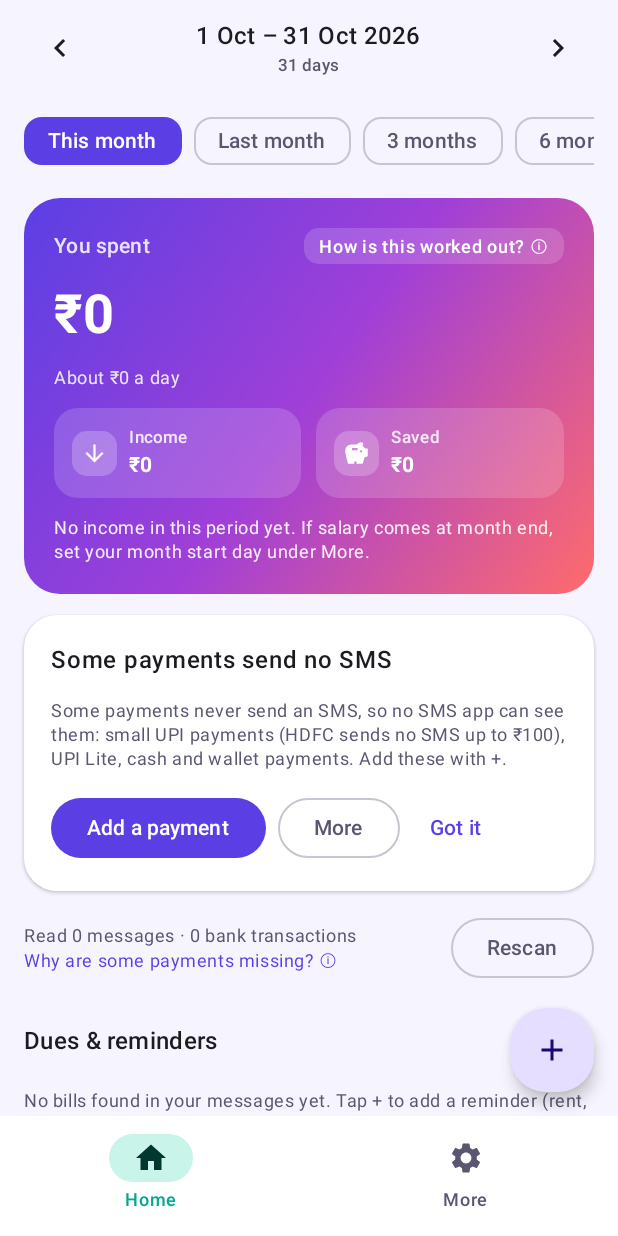
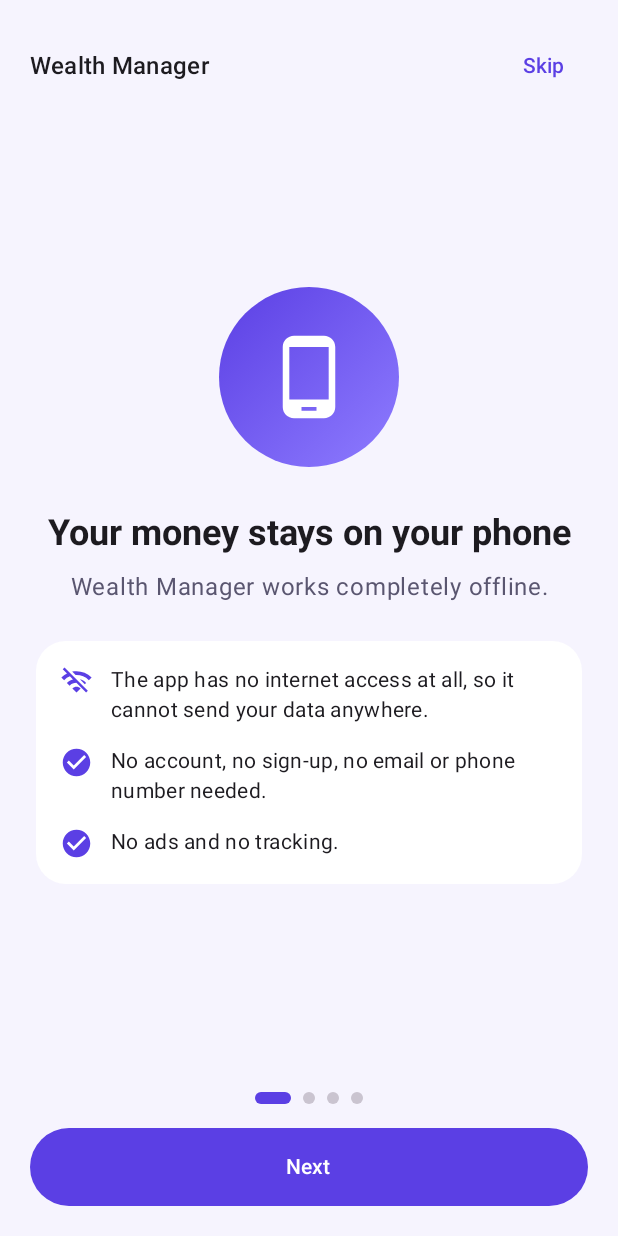
Before and after one commit to infinityinketan-sketch/Wealth-manager-, an Android app built with Jetpack Compose: the screen it shows after launch (MainActivity), on a phone screen of 412 x 824 dp. Run offline under Robolectric (Android 15) with nearby library versions, the phone set to English and light mode, and no system bars; our stand-ins replace Room's generated code; 1 statement that could not run was skipped.

Commit message:
v0.12.0: safety walkthrough with Skip/Next before the dashboard
Co-Authored-By: Claude Opus 5.5 <noreply@anthropic.com>
Claude-Session: https://claude.ai/code/session_012E1N9PyEjqVLdrdq3sv1TV

```diff
--- a/app/build.gradle.kts
+++ b/app/build.gradle.kts
@@ -14,8 +14,8 @@ android {
         applicationId = "com.example.ledger"
         minSdk = 26
         targetSdk = 34
-        versionCode = 15
-        versionName = "0.11.0"
+        versionCode = 16
+        versionName = "0.12.0"
     }
 
     buildTypes {
--- a/app/src/main/java/com/example/ledger/MainActivity.kt
+++ b/app/src/main/java/com/example/ledger/MainActivity.kt
@@ -81,6 +81,7 @@ class MainActivity : FragmentActivity() {
 
     private var smsGranted by mutableStateOf(false)
     private var smsPromptDone by mutableStateOf(false)
+    private var showOnboarding by mutableStateOf(false)
 
     private fun hasSmsPermission() =
         ContextCompat.checkSelfPermission(this, Manifest.permission.READ_SMS) == PackageManager.PERMISSION_GRANTED &&
@@ -106,12 +107,19 @@ class MainActivity : FragmentActivity() {
         locked = appLockEnabled
         smsGranted = hasSmsPermission()
         smsPromptDone = settings.smsPromptDone
+        showOnboarding = !settings.onboardingSeen
         handlePromptIntent(intent)
 
         setContent {
             LedgerTheme {
                 if (locked) {
                     LockedScreen(onUnlock = { authenticate() })
+                } else if (showOnboarding) {
+                    // How the app keeps money data safe: shown before anything else.
+                    com.example.ledger.ui.OnboardingScreen(onFinish = {
+                        settings.onboardingSeen = true
+                        showOnboarding = false
+                    })
                 } else if (!smsGranted && !smsPromptDone) {
                     SmsIntroScreen(
                         onAllow = { requestSms() },
@@ -126,7 +134,8 @@ class MainActivity : FragmentActivity() {
                         appLockEnabled = appLockEnabled,
                         onAppLockChange = { setAppLock(it) },
                         smsGranted = smsGranted,
-                        onEnableSms = { requestSms() }
+                        onEnableSms = { requestSms() },
+                        onShowSafety = { showOnboarding = true }
                     )
                 }
             }
@@ -269,7 +278,8 @@ private fun LedgerRoot(
     appLockEnabled: Boolean,
     onAppLockChange: (Boolean) -> Unit,
     smsGranted: Boolean,
-    onEnableSms: () -> Unit
+    onEnableSms: () -> Unit,
+    onShowSafety: () -> Unit
 ) {
     val scan by viewModel.scan.collectAsStateWithLifecycle()
     var pendingLearn by remember { mutableStateOf<LedgerTransaction?>(null) }
@@ -426,6 +436,7 @@ private fun LedgerRoot(
                     (context as? MainActivity)?.pickingFile = true
                     openBackup.launch(arrayOf("*/*"))
                 },
+                onShowSafety = onShowSafety,
                 onProblemReport = {
                     problem = com.example.ledger.data.CrashLog.read(context)
                     showProblem = true
--- a/app/src/main/java/com/example/ledger/data/Settings.kt
+++ b/app/src/main/java/com/example/ledger/data/Settings.kt
@@ -64,7 +64,13 @@ class Settings(context: Context) {
         get() = prefs.getLong(KEY_LAST_BACKUP, 0L)
         set(value) = prefs.edit().putLong(KEY_LAST_BACKUP, value).apply()
 
+    /** True once the safety walkthrough was finished or skipped. */
+    var onboardingSeen: Boolean
+        get() = prefs.getBoolean(KEY_ONBOARDING, false)
+        set(value) = prefs.edit().putBoolean(KEY_ONBOARDING, value).apply()
+
     private companion object {
+        const val KEY_ONBOARDING = "onboarding_seen"
         const val KEY_LAST_BACKUP = "last_backup"
         const val KEY_ASK_CATEGORY = "ask_category"
         const val KEY_TRACKING_NOTE = "tracking_note_seen"
--- a/app/src/main/java/com/example/ledger/ui/MoreScreen.kt
+++ b/app/src/main/java/com/example/ledger/ui/MoreScreen.kt
@@ -79,6 +79,7 @@ fun MoreScreen(
     onDeleteRecurring: (RecurringRule) -> Unit,
     askCategory: Boolean = true,
     onAskCategoryChange: (Boolean) -> Unit = {},
+    onShowSafety: () -> Unit = {},
     onProblemReport: () -> Unit = {},
     lastBackupMillis: Long = 0L,
     onBackup: () -> Unit = {},
@@ -101,7 +102,10 @@ fun MoreScreen(
         // ---- Settings ----
         item { SectionTitle("Settings") }
         item {
-            TextButton(onClick = onProblemReport) { Text("Problem report (copy crash details)") }
+            Column {
+                TextButton(onClick = onShowSafety) { Text("How your data is kept safe") }
+                TextButton(onClick = onProblemReport) { Text("Problem report (copy crash details)") }
+            }
         }
         item {
             Card(modifier = Modifier.fillMaxWidth()) {
--- /dev/null
+++ b/app/src/main/java/com/example/ledger/ui/OnboardingScreen.kt
@@ -0,0 +1,176 @@
+package com.example.ledger.ui
+
+import androidx.compose.foundation.ExperimentalFoundationApi
+import androidx.compose.foundation.background
+import androidx.compose.foundation.layout.Arrangement
+import androidx.compose.foundation.layout.Box
+import androidx.compose.foundation.layout.Column
+import androidx.compose.foundation.layout.Row
+import androidx.compose.foundation.layout.Spacer
+import androidx.compose.foundation.layout.fillMaxSize
+import androidx.compose.foundation.layout.fillMaxWidth
+import androidx.compose.foundation.layout.height
+import androidx.compose.foundation.layout.padding
+import androidx.compose.foundation.layout.size
+import androidx.compose.foundation.layout.width
+import androidx.compose.foundation.pager.HorizontalPager
+import androidx.compose.foundation.pager.rememberPagerState
+import androidx.compose.foundation.shape.CircleShape
+import androidx.compose.foundation.shape.RoundedCornerShape
+import androidx.compose.material.icons.Icons
+import androidx.compose.material.icons.filled.Block
+import androidx.compose.material.icons.filled.CheckCircle
+import androidx.compose.material.icons.filled.Fingerprint
+import androidx.compose.material.icons.filled.PhoneAndroid
+import androidx.compose.material.icons.filled.Shield
+import androidx.compose.material.icons.filled.Sms
+import androidx.compose.material.icons.filled.VerifiedUser
+import androidx.compose.material.icons.filled.WifiOff
+import androidx.compose.material3.Button
+import androidx.compose.material3.ButtonDefaults
+import androidx.compose.material3.Icon
+import androidx.compose.material3.MaterialTheme
+import androidx.compose.material3.Surface
+import androidx.compose.material3.Text
+import androidx.compose.material3.TextButton
+import androidx.compose.runtime.Composable
+import androidx.compose.runtime.rememberCoroutineScope
+import androidx.compose.ui.Alignment
+import androidx.compose.ui.Modifier
+import androidx.compose.ui.draw.clip
+import androidx.compose.ui.graphics.Brush
+import androidx.compose.ui.graphics.Color
+import androidx.compose.ui.graphics.vector.ImageVector
+import androidx.compose.ui.text.font.FontWeight
+import androidx.compose.ui.text.style.TextAlign
+import androidx.compose.ui.unit.dp
+import kotlinx.coroutines.launch
+
+private data class SafetyPage(
+    val icon: ImageVector,
+    val colors: List<Color>,
+    val title: String,
+    val lead: String,
+    val points: List<Pair<ImageVector, String>>
+)
+
+private val pages = listOf(
+    SafetyPage(
+        Icons.Filled.PhoneAndroid,
+        listOf(Color(0xFF5B3FE4), Color(0xFF8E7CFF)),
+        "Your money stays on your phone",
+        "Wealth Manager works completely offline.",
+        listOf(
+            Icons.Filled.WifiOff to "The app has no internet access at all, so it cannot send your data anywhere.",
+            Icons.Filled.CheckCircle to "No account, no sign-up, no email or phone number needed.",
+            Icons.Filled.CheckCircle to "No ads and no tracking."
+        )
+    ),
+    SafetyPage(
+        Icons.Filled.Sms,
+        listOf(Color(0xFF00A88E), Color(0xFF2BC0E4)),
+        "Only bank messages are read",
+        "That is how the app tracks your spending automatically.",
+        listOf(
+            Icons.Filled.CheckCircle to "Only messages from banks, cards and billers are used.",
+            Icons.Filled.Block to "Personal chats, OTPs and offers are ignored.",
+            Icons.Filled.CheckCircle to "Reading happens on this phone; messages are never copied anywhere."
+        )
+    ),
+    SafetyPage(
+        Icons.Filled.Shield,
+        listOf(Color(0xFFFF8A3D), Color(0xFFFF5C7A)),
+        "It can never move your money",
+        "Wealth Manager only reads. It cannot pay, transfer or log in to your bank.",
+        listOf(
+            Icons.Filled.Block to "It never asks for your bank password, PIN, CVV or OTP. Never share these with any app.",
+            Icons.Filled.Block to "It has no access to your bank or UPI apps.",
+            Icons.Filled.CheckCircle to "Nothing you see here can change a rupee in your accounts."
+        )
+    ),
+    SafetyPage(
+        Icons.Filled.VerifiedUser,
+        listOf(Color(0xFF2B6CF6), Color(0xFF00C2FF)),
+        "You stay in control",
+        "Your data, your choices.",
+        listOf(
+            Icons.Filled.Fingerprint to "Lock the app with your fingerprint, face or screen lock (More › Settings).",
+            Icons.Filled.CheckCircle to "Backups are locked with your own password and saved only where you choose.",
+            Icons.Filled.CheckCircle to "Uninstalling the app removes all its data from your phone."
+        )
+    )
+)
+
+/** The safety walkthrough shown before anything else on first launch (and from More). */
+@OptIn(ExperimentalFoundationApi::class)
+@Composable
+fun OnboardingScreen(onFinish: () -> Unit) {
+    val pager = rememberPagerState(pageCount = { pages.size })
+    val scope = rememberCoroutineScope()
+    val last = pager.currentPage == pages.size - 1
+    Surface(modifier = Modifier.fillMaxSize(), color = MaterialTheme.colorScheme.background) {
+        Column(modifier = Modifier.fillMaxSize().padding(20.dp)) {
+            Row(modifier = Modifier.fillMaxWidth(), verticalAlignment = Alignment.CenterVertically) {
+                Text("Wealth Manager", style = MaterialTheme.typography.titleMedium, fontWeight = FontWeight.SemiBold, modifier = Modifier.weight(1f))
+                if (!last) TextButton(onClick = onFinish) { Text("Skip") }
+            }
+            HorizontalPager(state = pager, modifier = Modifier.weight(1f)) { i ->
+                val p = pages[i]
+                Column(
+                    modifier = Modifier.fillMaxSize().padding(horizontal = 4.dp),
+                    horizontalAlignment = Alignment.CenterHorizontally,
+                    verticalArrangement = Arrangement.Center
+                ) {
+                    Box(
+                        modifier = Modifier.size(120.dp).clip(CircleShape).background(Brush.linearGradient(p.colors)),
+                        contentAlignment = Alignment.Center
+                    ) {
+                        Icon(p.icon, contentDescription = null, tint = Color.White, modifier = Modifier.size(60.dp))
+                    }
+                    Spacer(Modifier.height(28.dp))
+                    Text(p.title, style = MaterialTheme.typography.headlineSmall, fontWeight = FontWeight.Bold, textAlign = TextAlign.Center)
+                    Spacer(Modifier.height(8.dp))
+                    Text(
+                        p.lead,
+                        style = MaterialTheme.typography.bodyLarge,
+                        textAlign = TextAlign.Center,
+                        color = MaterialTheme.colorScheme.onSurfaceVariant
+                    )
+                    Spacer(Modifier.height(24.dp))
+                    Column(
+                        modifier = Modifier.fillMaxWidth().clip(RoundedCornerShape(20.dp))
+                            .background(MaterialTheme.colorScheme.surfaceContainer).padding(16.dp),
+                        verticalArrangement = Arrangement.spacedBy(14.dp)
+                    ) {
+                        p.points.forEach { (icon, text) ->
+                            Row(verticalAlignment = Alignment.Top, horizontalArrangement = Arrangement.spacedBy(12.dp)) {
+                                Icon(icon, contentDescription = null, tint = p.colors.first(), modifier = Modifier.size(22.dp))
+                                Text(text, style = MaterialTheme.typography.bodyMedium)
+                            }
+                        }
+                    }
+                }
+            }
+            Row(
+                modifier = Modifier.fillMaxWidth().padding(vertical = 16.dp),
+                horizontalArrangement = Arrangement.Center
+            ) {
+                repeat(pages.size) { i ->
+                    val on = i == pager.currentPage
+                    Box(
+                        modifier = Modifier.padding(horizontal = 4.dp).height(8.dp).width(if (on) 24.dp else 8.dp)
+                            .clip(CircleShape)
+                            .background(if (on) pages[pager.currentPage].colors.first() else MaterialTheme.colorScheme.outlineVariant)
+                    )
+                }
+            }
+            Button(
+                onClick = { if (last) onFinish() else scope.launch { pager.animateScrollToPage(pager.currentPage + 1) } },
+                modifier = Modifier.fillMaxWidth().height(52.dp),
+                colors = ButtonDefaults.buttonColors(containerColor = pages[pager.currentPage].colors.first())
+            ) {
+                Text(if (last) "Get started" else "Next", fontWeight = FontWeight.SemiBold, color = Color.White)
+            }
+        }
+    }
+}
```
Also changed, not shown: 1 other file.
